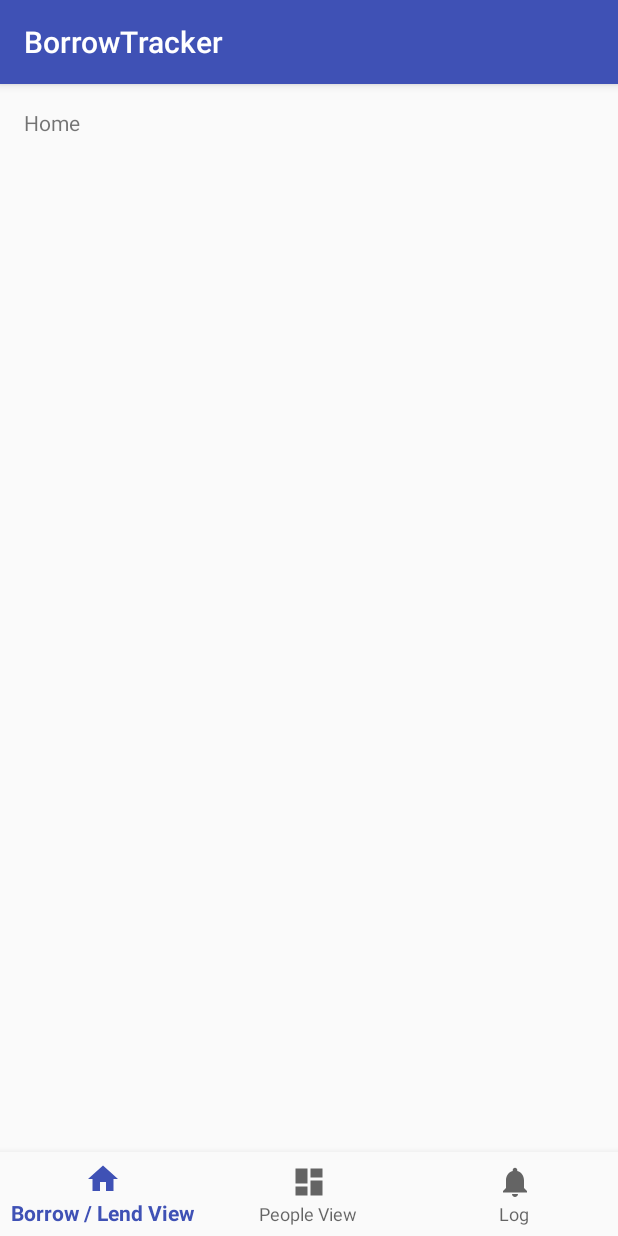
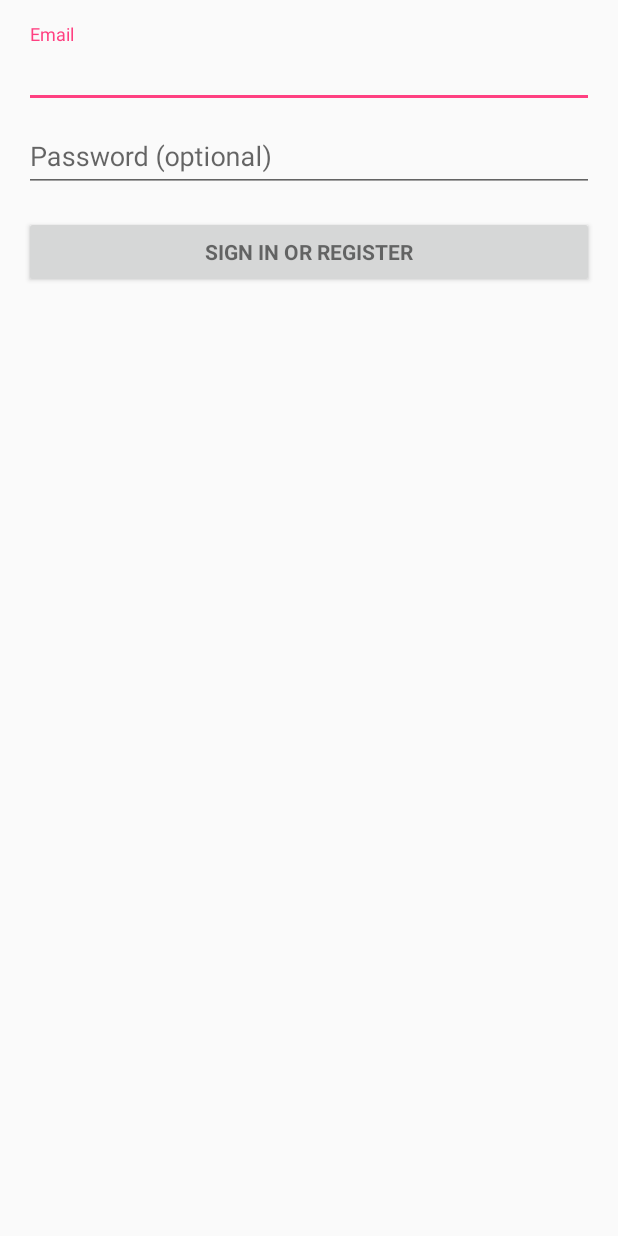
Before and after one commit to ganesh3s3/BorrowTracker, an Android app: the screen it shows after launch (MainActivity before the commit, LoginRegisterActivity after it), on a phone screen of 412 x 824 dp. Run offline under Robolectric (Android 15) with nearby library versions, the phone set to English and light mode, and no system bars; our stand-ins replace Volley.

Commit message:
trying to fix gradle errors

```diff
--- /dev/null
+++ b/app/src/main/java/com/ecksday/borrowtracker/LoginRegisterActivity.java
@@ -0,0 +1,156 @@
+package com.ecksday.borrowtracker;
+
+import android.content.Intent;
+import android.content.SharedPreferences;
+import android.os.Bundle;
+import android.support.design.widget.Snackbar;
+import android.support.v7.app.AppCompatActivity;
+import android.text.TextUtils;
+import android.util.Log;
+import android.view.View;
+import android.widget.Button;
+import android.widget.EditText;
+
+import com.android.volley.AuthFailureError;
+import com.android.volley.NetworkResponse;
+import com.android.volley.Request;
+import com.android.volley.RequestQueue;
+import com.android.volley.Response;
+import com.android.volley.VolleyError;
+import com.android.volley.toolbox.StringRequest;
+import com.android.volley.toolbox.Volley;
+
+import org.json.JSONException;
+import org.json.JSONObject;
+
+import java.io.UnsupportedEncodingException;
+import java.util.HashMap;
+import java.util.Map;
+
+import static com.ecksday.borrowtracker.MainActivity.hideKeyboardFrom;
+
+/**
+ * A login screen that offers login via email/password.
+ */
+public class LoginRegisterActivity extends AppCompatActivity {
+
+    EditText LREmail, LRPassword, LRFirstName, LRLastName, LRPhone;
+    String EmailHolder, PasswordHolder, FirstNameHolder, LastNameHolder, PhoneHolder;
+    String HttpLoginURL, HttpRegisterURL;
+    Button LRLogin, LRRegister;
+    SharedPreferences sharedPreferences;
+    SharedPreferences.Editor editPreferences;
+    RequestQueue requestQueue;
+
+    @Override
+    protected void onCreate(Bundle savedInstanceState) {
+        super.onCreate(savedInstanceState);
+        setContentView(R.layout.activity_login_register);
+
+        requestQueue = Volley.newRequestQueue(this);
+        sharedPreferences = getSharedPreferences("logindetails",MODE_PRIVATE);
+        editPreferences = sharedPreferences.edit();
+
+        LREmail=(EditText) findViewById(R.id.lr_email);
+        LRPassword=(EditText) findViewById(R.id.lr_password);
+        LRLogin=(Button) findViewById(R.id.lr_login);
+
+        LRLogin.setOnClickListener(new View.OnClickListener() {
+            @Override
+            public void onClick(final View view) {
+
+                        hideKeyboardFrom(LoginRegisterActivity.this, view);
+
+                        // Checking whether EditText is Empty or Not
+                        if (CheckEditTextIsNotEmpty()) {
+
+                            // If EditText is not empty and CheckEditText = True then this block will execute.
+
+                            StringRequest stringRequest = new StringRequest(Request.Method.POST, HttpLoginURL, new Response.Listener<String>() {
+                                @Override
+                                public void onResponse(String stringResponse) {
+                                    if(stringResponse.equals("Invalid Username or Password.")){
+                                        Snackbar snackbar = Snackbar
+                                                .make(view, stringResponse, Snackbar.LENGTH_LONG);
+                                        snackbar.show();
+                                    }
+                                    else {
+                                        try {
+                                            JSONObject jsonResponse = new JSONObject(stringResponse);
+                                            String F_Name_Holder = jsonResponse.getString("first_name");
+                                            String L_Name_Holder = jsonResponse.getString("last_name");
+                                            editPreferences.putString("first_name",F_Name_Holder);
+                                            editPreferences.putString("last_name",L_Name_Holder);
+                                            editPreferences.putString("email",EmailHolder);
+                                            editPreferences.putString("password",PasswordHolder);
+                                            editPreferences.apply();
+                                            Snackbar snackbar = Snackbar
+                                                    .make(view, "Logged In successfully as " + F_Name_Holder + " " + L_Name_Holder, Snackbar.LENGTH_LONG);
+                                            snackbar.show();
+                                            startActivity(new Intent(LoginRegisterActivity.this, MainActivity.class));
+                                        }
+                                        catch (JSONException e) {
+                                            e.printStackTrace();
+                                        }
+                                    }
+                                }
+
+                            }, new Response.ErrorListener() {
+
+                                @Override
+                                public void onErrorResponse(VolleyError error) {
+                                    NetworkResponse errorRes = error.networkResponse;
+                                    String stringData = "";
+                                    try{
+                                        if(errorRes != null && errorRes.data != null){
+                                            stringData = new String(errorRes.data,"UTF-8");
+                                        }}
+                                    catch (UnsupportedEncodingException e){
+
+                                    }
+                                    Log.e("Error",stringData);
+                                }
+                            }) {
+                                @Override
+                                protected Map<String, String> getParams() throws AuthFailureError {
+
+                                    Map<String, String> parameters = new HashMap<String, String>();
+                                    parameters.put("email", EmailHolder);
+                                    parameters.put("password", PasswordHolder);
+                                    return parameters;
+                                }
+                            };
+
+                            requestQueue.add(stringRequest);
+
+                        } else {
+
+                            // If EditText is empty then this block will execute .
+                            Snackbar snackbar = Snackbar
+                                    .make(view, "Please fill all the form fields.", Snackbar.LENGTH_LONG);
+                            snackbar.show();
+
+                        }
+
+            }
+        });
+
+    }
+
+    protected boolean CheckEditTextIsNotEmpty(){
+
+        EmailHolder = LREmail.getText().toString();
+        PasswordHolder = LRPassword.getText().toString();
+
+
+        if(TextUtils.isEmpty(EmailHolder) || TextUtils.isEmpty(PasswordHolder))
+        {
+            return false;
+        }
+        else {
+
+            return true;
+        }
+
+    }
+}
--- /dev/null
+++ b/app/src/main/res/layout/activity_login_register.xml
@@ -0,0 +1,79 @@
+<LinearLayout
+    xmlns:android="http://schemas.android.com/apk/res/android"
+    xmlns:tools="http://schemas.android.com/tools"
+    android:layout_width="match_parent"
+    android:layout_height="match_parent"
+    android:gravity="center_horizontal"
+    android:orientation="vertical"
+    android:paddingBottom="@dimen/activity_vertical_margin"
+    android:paddingLeft="@dimen/activity_horizontal_margin"
+    android:paddingRight="@dimen/activity_horizontal_margin"
+    android:paddingTop="@dimen/activity_vertical_margin"
+    tools:context="com.ecksday.borrowtracker.LoginRegisterActivity">
+
+    <!-- Login progress -->
+    <ProgressBar
+        android:id="@+id/login_progress"
+        style="?android:attr/progressBarStyleLarge"
+        android:layout_width="wrap_content"
+        android:layout_height="wrap_content"
+        android:layout_marginBottom="8dp"
+        android:visibility="gone" />
+
+    <ScrollView
+        android:id="@+id/login_form"
+        android:layout_width="match_parent"
+        android:layout_height="match_parent">
+
+        <LinearLayout
+            android:id="@+id/email_login_form"
+            android:layout_width="match_parent"
+            android:layout_height="wrap_content"
+            android:orientation="vertical">
+
+            <android.support.design.widget.TextInputLayout
+                android:layout_width="match_parent"
+                android:layout_height="wrap_content">
+
+                <EditText
+                    android:id="@+id/lr_email"
+                    android:layout_width="match_parent"
+                    android:layout_height="wrap_content"
+                    android:hint="@string/prompt_email"
+                    android:inputType="textEmailAddress"
+                    android:imeOptions="actionNext"
+                    android:maxLines="1"
+                    android:singleLine="true" />
+
+            </android.support.design.widget.TextInputLayout>
+
+            <android.support.design.widget.TextInputLayout
+                android:layout_width="match_parent"
+                android:layout_height="wrap_content">
+
+                <EditText
+                    android:id="@+id/lr_password"
+                    android:layout_width="match_parent"
+                    android:layout_height="wrap_content"
+                    android:hint="@string/prompt_password"
+                    android:imeActionId="@+id/login"
+                    android:imeActionLabel="@string/action_sign_in_short"
+                    android:imeOptions="actionUnspecified"
+                    android:inputType="textPassword"
+                    android:maxLines="1"
+                    android:singleLine="true" />
+
+            </android.support.design.widget.TextInputLayout>
+
+            <Button
+                android:id="@+id/lr_login"
+                style="?android:textAppearanceSmall"
+                android:layout_width="match_parent"
+                android:layout_height="wrap_content"
+                android:layout_marginTop="16dp"
+                android:text="@string/action_sign_in"
+                android:textStyle="bold" />
+
+        </LinearLayout>
+    </ScrollView>
+</LinearLayout>
--- a/app/src/main/res/values/strings.xml
+++ b/app/src/main/res/values/strings.xml
@@ -3,4 +3,18 @@
     <string name="title_home">Home</string>
     <string name="title_dashboard">Dashboard</string>
     <string name="title_notifications">Notifications</string>
+    <string name="title_activity_login_register">Log in / Register</string>
+
+    <!-- Strings related to login -->
+    <string name="prompt_email">Email</string>
+    <string name="prompt_password">Password (optional)</string>
+    <string name="action_sign_in">Sign in or register</string>
+    <string name="action_sign_in_short">Sign in</string>
+    <string name="error_invalid_email">This email address is invalid</string>
+    <string name="error_invalid_password">This password is too short</string>
+    <string name="error_incorrect_password">This password is incorrect</string>
+    <string name="error_field_required">This field is required</string>
+    <string name="permission_rationale">"Contacts permissions are needed for providing email
+        completions."
+    </string>
 </resources>
--- a/app/src/main/res/values/styles.xml
+++ b/app/src/main/res/values/styles.xml
@@ -1,7 +1,7 @@
 <resources>
 
     <!-- Base application theme. -->
-    <style name="AppTheme" parent="Theme.AppCompat.Light.DarkActionBar">
+    <style name="AppTheme" parent="Base.Theme.AppCompat.Light.DarkActionBar">
         <!-- Customize your theme here. -->
         <item name="colorPrimary">@color/colorPrimary</item>
         <item name="colorPrimaryDark">@color/colorPrimaryDark</item>
--- a/build.gradle
+++ b/build.gradle
@@ -15,6 +15,9 @@ buildscript {
 allprojects {
     repositories {
         jcenter()
+        maven {
+            url "https://maven.google.com"
+        }
     }
 }
 
```
Also changed, not shown: app/build.gradle (+9 -8 lines), app/src/main/AndroidManifest.xml (+12 -2 lines), app/src/main/java/com/ecksday/borrowtracker/MainActivity.java (+8 -0 lines).
